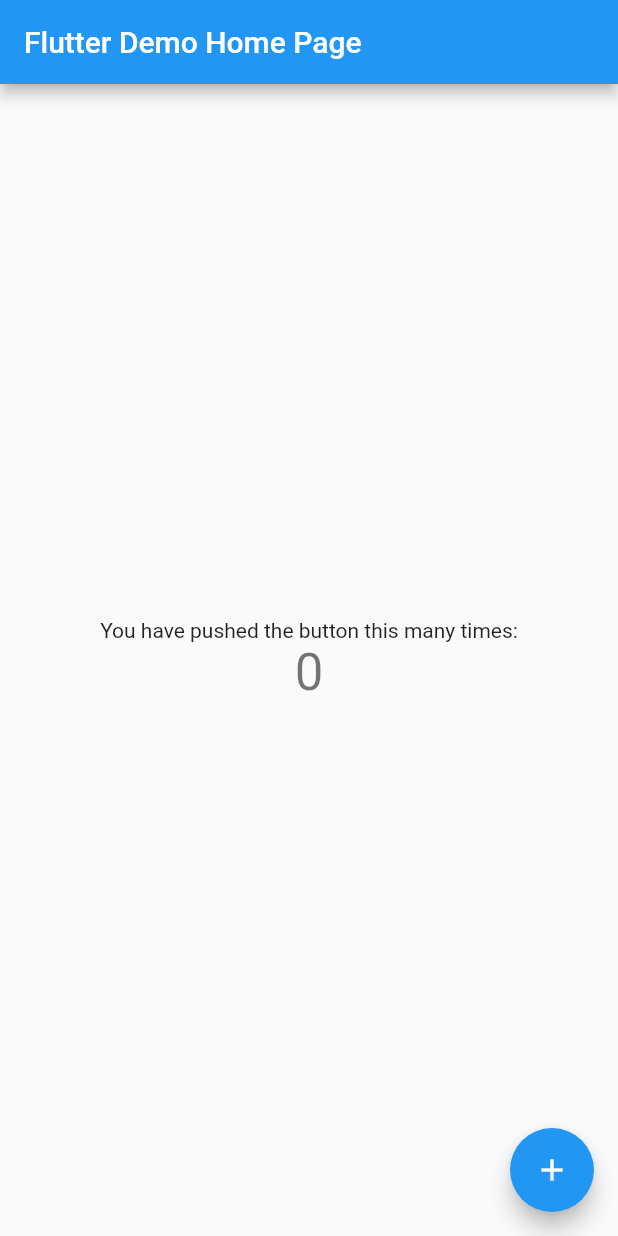
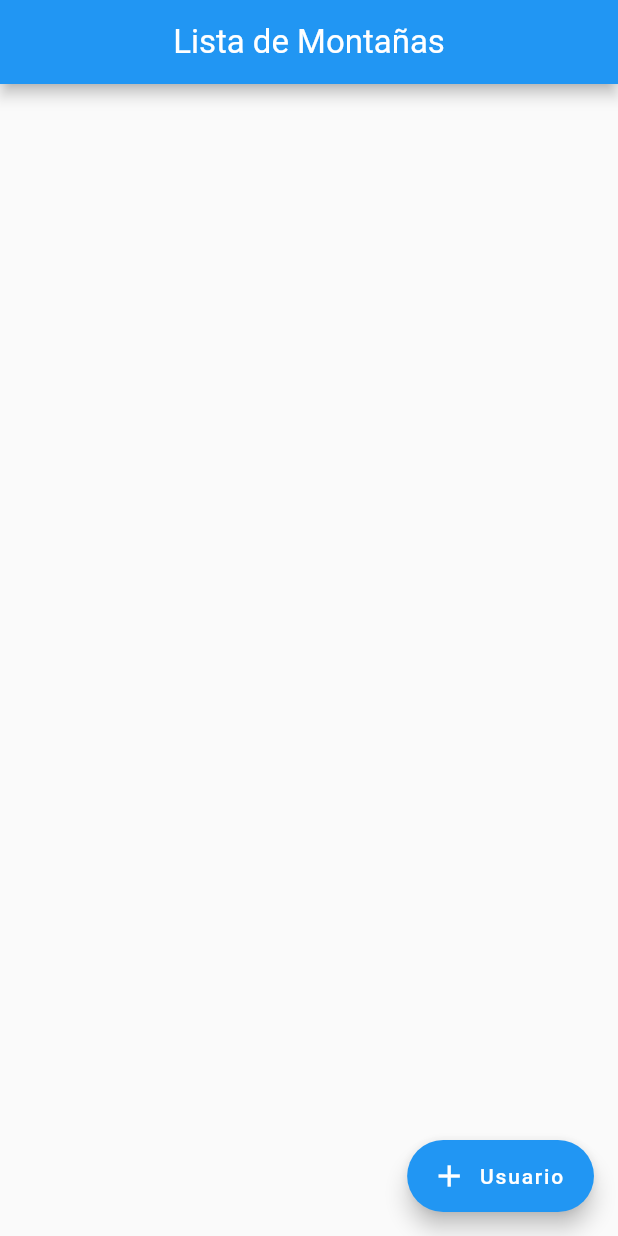
Before and after one commit to alasarana/proyecto_flutter, a Flutter app: the screen it shows after launch, on a phone screen of 412 x 824 dp. Run offline on Flutter 3.47's test engine with Material 2 defaults, Android fonts, the phone set to English and light mode, and no system bars.

Commit message:
Preparo Scaffold

```diff
--- a/lib/main.dart
+++ b/lib/main.dart
@@ -1,4 +1,5 @@
 import 'package:flutter/material.dart';
+import 'screens/home_screen.dart';
 
 void main() {
   runApp(const MyApp());
@@ -14,54 +15,7 @@ class MyApp extends StatelessWidget {
       theme: ThemeData(
         primarySwatch: Colors.blue,
       ),
-      home: const MyHomePage(title: 'Flutter Demo Home Page'),
+      home: const HomeScreen(),
     );
   }
 }
-
-class MyHomePage extends StatefulWidget {
-  const MyHomePage({super.key, required this.title});
-
-  final String title;
-
-  @override
-  State<MyHomePage> createState() => _MyHomePageState();
-}
-
-class _MyHomePageState extends State<MyHomePage> {
-  int _counter = 0;
-
-  void _incrementCounter() {
-    setState(() {
-      _counter++;
-    });
-  }
-
-  @override
-  Widget build(BuildContext context) {
-    return Scaffold(
-      appBar: AppBar(
-        title: Text(widget.title),
-      ),
-      body: Center(
-        child: Column(
-          mainAxisAlignment: MainAxisAlignment.center,
-          children: <Widget>[
-            const Text(
-              'You have pushed the button this many times:',
-            ),
-            Text(
-              '$_counter',
-              style: Theme.of(context).textTheme.headline4,
-            ),
-          ],
-        ),
-      ),
-      floatingActionButton: FloatingActionButton(
-        onPressed: _incrementCounter,
-        tooltip: 'Increment',
-        child: const Icon(Icons.add),
-      ),
-    );
-  }
-}
--- /dev/null
+++ b/lib/screens/home_screen.dart
@@ -0,0 +1,51 @@
+import 'package:flutter/material.dart';
+
+class HomeScreen extends StatelessWidget {
+  HomeScreen({super.key});
+
+  final items = [];
+
+  @override
+  Widget build(BuildContext context) {
+    return Scaffold(
+      appBar: AppBar(
+        titleTextStyle:
+            const TextStyle(fontWeight: FontWeight.normal, fontSize: 22),
+        title: const Align(
+            alignment: Alignment.center, child: Text('Lista de Montañas')),
+      ),
+      body: ListView.builder(
+        itemCount: items.length,
+        itemBuilder: (context, index) {
+          return ListTile(
+            tileColor: Colors.orange[50],
+            leading: Icon(
+              Icons.landscape,
+              color: Colors.orange[700],
+              size: 35,
+            ),
+            title: Text(items[index].nombre,
+                style: const TextStyle(fontWeight: FontWeight.bold)),
+            trailing: const Icon(Icons.arrow_forward_ios),
+            onTap: () {
+              Navigator.push(
+                context,
+                MaterialPageRoute(builder: (context) => NextScreen()),
+              );
+            },
+          );
+        },
+      ),
+      floatingActionButton: FloatingActionButton.extended(
+        label: const Text("Usuario"),
+        icon: const Icon(Icons.add),
+        onPressed: () {
+          Navigator.push(
+            context,
+            MaterialPageRoute(builder: (context) => const FormScreen()),
+          );
+        },
+      ),
+    );
+  }
+}
```
